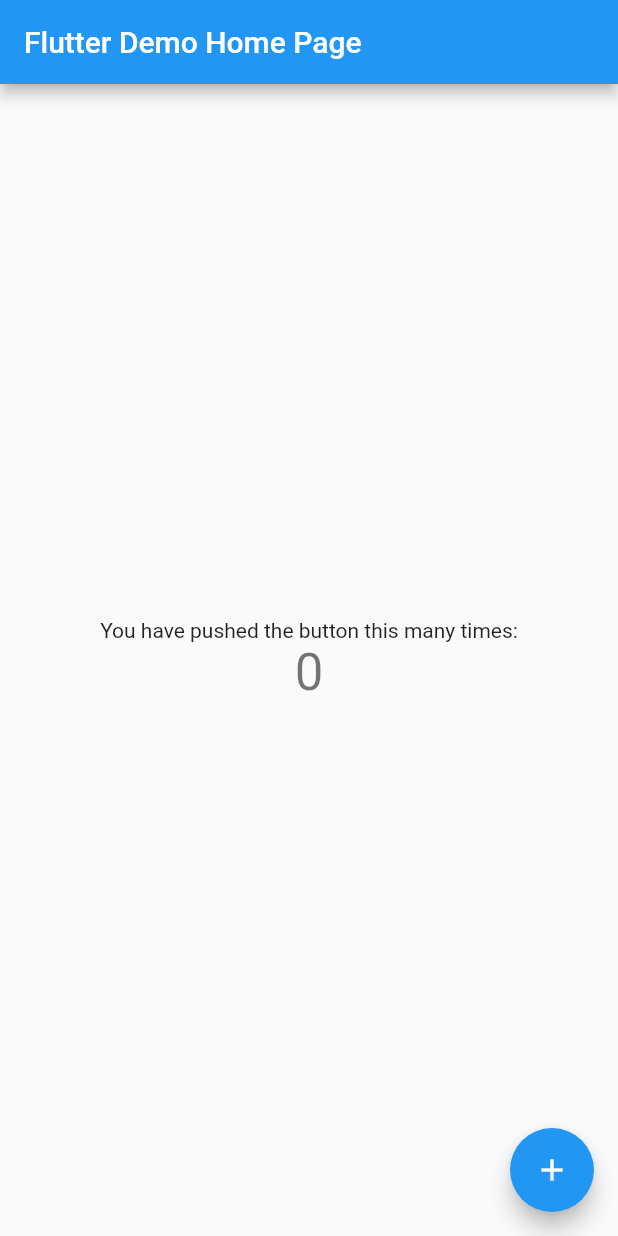
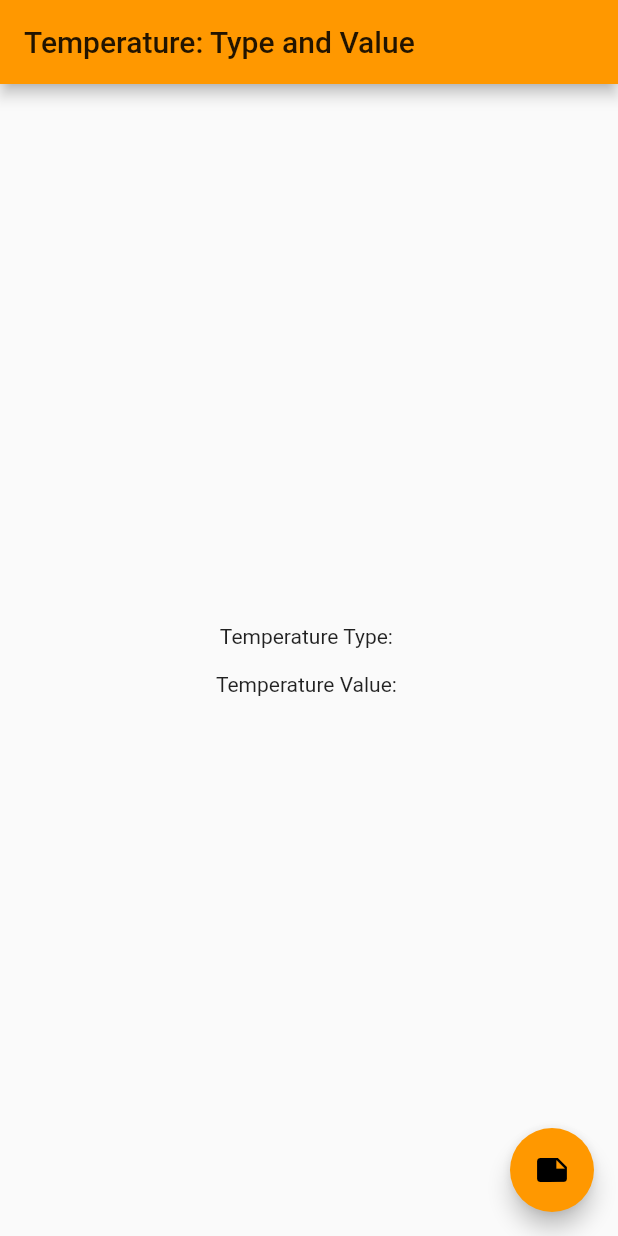
Before and after one commit to RYgithub1/prov7, a Flutter app: the screen it shows after launch, on a phone screen of 412 x 824 dp. Run offline on Flutter 3.47's test engine with Material 2 defaults, Android fonts, the phone set to English and light mode, and no system bars.

Commit message:
Make basic scaffold

```diff
--- a/lib/main.dart
+++ b/lib/main.dart
@@ -1,113 +1,66 @@
 import 'package:flutter/material.dart';
 
-void main() {
-  runApp(MyApp());
-}
+
+void main() => runApp(MyApp());
+
+
 
 class MyApp extends StatelessWidget {
-  // This widget is the root of your application.
   @override
   Widget build(BuildContext context) {
     return MaterialApp(
-      title: 'Flutter Demo',
-      theme: ThemeData(
-        // This is the theme of your application.
-        //
-        // Try running your application with "flutter run". You'll see the
-        // application has a blue toolbar. Then, without quitting the app, try
-        // changing the primarySwatch below to Colors.green and then invoke
-        // "hot reload" (press "r" in the console where you ran "flutter run",
-        // or simply save your changes to "hot reload" in a Flutter IDE).
-        // Notice that the counter didn't reset back to zero; the application
-        // is not restarted.
-        primarySwatch: Colors.blue,
-      ),
-      home: MyHomePage(title: 'Flutter Demo Home Page'),
+      debugShowCheckedModeBanner: false,
+      title: 'prov7',
+      theme: ThemeData(primarySwatch: Colors.orange),
+      home: MyHomePage(),
     );
   }
 }
 
-class MyHomePage extends StatefulWidget {
-  MyHomePage({Key key, this.title}) : super(key: key);
 
-  // This widget is the home page of your application. It is stateful, meaning
-  // that it has a State object (defined below) that contains fields that affect
-  // how it looks.
 
-  // This class is the configuration for the state. It holds the values (in this
-  // case the title) provided by the parent (in this case the App widget) and
-  // used by the build method of the State. Fields in a Widget subclass are
-  // always marked "final".
-
-  final String title;
-
-  @override
-  _MyHomePageState createState() => _MyHomePageState();
-}
-
-class _MyHomePageState extends State<MyHomePage> {
-  int _counter = 0;
-
-  void _incrementCounter() {
-    setState(() {
-      // This call to setState tells the Flutter framework that something has
-      // changed in this State, which causes it to rerun the build method below
-      // so that the display can reflect the updated values. If we changed
-      // _counter without calling setState(), then the build method would not be
-      // called again, and so nothing would appear to happen.
-      _counter++;
-    });
-  }
-
+class MyHomePage extends StatelessWidget {
   @override
   Widget build(BuildContext context) {
-    // This method is rerun every time setState is called, for instance as done
-    // by the _incrementCounter method above.
-    //
-    // The Flutter framework has been optimized to make rerunning build methods
-    // fast, so that you can just rebuild anything that needs updating rather
-    // than having to individually change instances of widgets.
     return Scaffold(
-      appBar: AppBar(
-        // Here we take the value from the MyHomePage object that was created by
-        // the App.build method, and use it to set our appbar title.
-        title: Text(widget.title),
-      ),
+      appBar: AppBar(title: Text("Temperature: Type and Value")),
       body: Center(
-        // Center is a layout widget. It takes a single child and positions it
-        // in the middle of the parent.
         child: Column(
-          // Column is also a layout widget. It takes a list of children and
-          // arranges them vertically. By default, it sizes itself to fit its
-          // children horizontally, and tries to be as tall as its parent.
-          //
-          // Invoke "debug painting" (press "p" in the console, choose the
-          // "Toggle Debug Paint" action from the Flutter Inspector in Android
-          // Studio, or the "Toggle Debug Paint" command in Visual Studio Code)
-          // to see the wireframe for each widget.
-          //
-          // Column has various properties to control how it sizes itself and
-          // how it positions its children. Here we use mainAxisAlignment to
-          // center the children vertically; the main axis here is the vertical
-          // axis because Columns are vertical (the cross axis would be
-          // horizontal).
           mainAxisAlignment: MainAxisAlignment.center,
           children: <Widget>[
-            Text(
-              'You have pushed the button this many times:',
-            ),
-            Text(
-              '$_counter',
-              style: Theme.of(context).textTheme.headline4,
-            ),
+            MyTemperatureType(),
+            MyTemperatureValue(),
           ],
         ),
       ),
       floatingActionButton: FloatingActionButton(
-        onPressed: _incrementCounter,
-        tooltip: 'Increment',
-        child: Icon(Icons.add),
-      ), // This trailing comma makes auto-formatting nicer for build methods.
+        onPressed: (){},
+        tooltip: 'Change Type',
+        child: Icon(Icons.note),
+      ),
     );
   }
 }
+
+
+/// [--- sup ---]
+class MyTemperatureType extends StatelessWidget {
+  @override
+  Widget build(BuildContext context) {
+    return Padding(
+      padding: const EdgeInsets.all(8),
+      child: Text("Temperature Type: "),
+    );
+  }
+}
+
+
+class MyTemperatureValue extends StatelessWidget {
+  @override
+  Widget build(BuildContext context) {
+    return Padding(
+      padding: const EdgeInsets.all(8),
+      child: Text("Temperature Value: "),
+    );
+  }
+}
--- /dev/null
+++ b/lib/weather_model.dart
@@ -0,0 +1,21 @@
+import 'package:flutter/foundation.dart';
+
+
+
+class WeatherModel {
+
+  String _temperatureType = "celcius";
+  String get temperatureType => _temperatureType;
+  set temperatureType(String newTemperatureType) {
+    _temperatureType = newTemperatureType;
+  }
+
+  int _temperatureValue = 22;
+  int get temperatureValue => _temperatureValue;
+  set temperatureValue(int newTemperatureValue) {
+    _temperatureValue = newTemperatureValue;
+  }
+
+
+
+}
```
Also changed, not shown: pubspec.yaml (+3 -54 lines), pubspec.lock.
